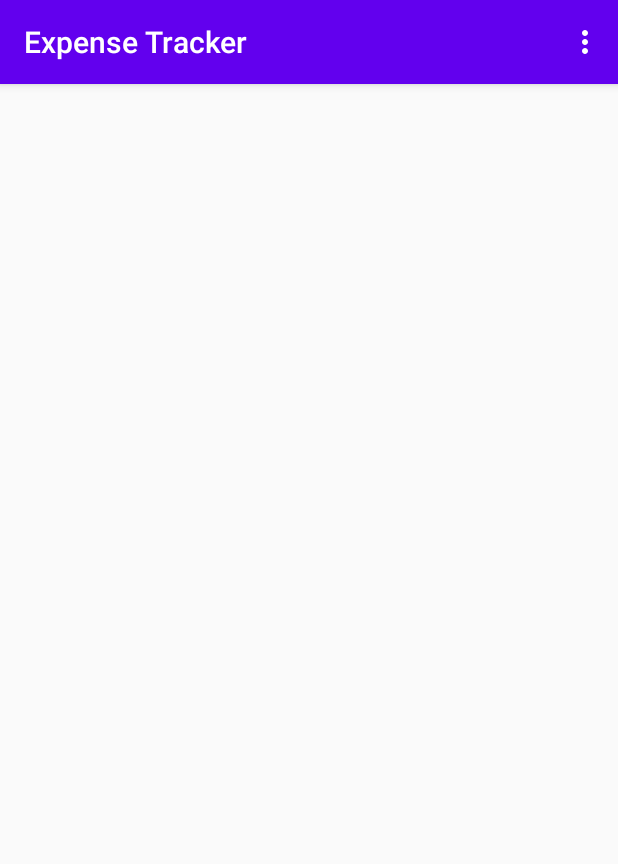
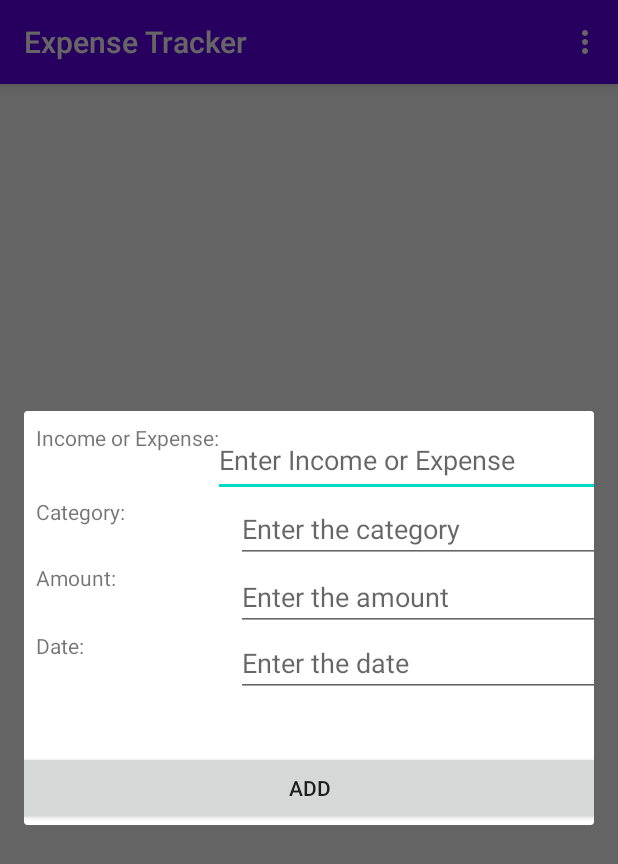
Before and after one commit to juvetao/ExpenseTracker, an Android app: the MoreIncomeExpenseActionsActivity screen opened directly, with no data from a screen before it, in the options menu, after a tap on "Add Income/Expense", on a phone screen of 412 x 824 dp. Shown: the top 864 px of the screen. Run offline under Robolectric (Android 15) with nearby library versions, the phone set to English and light mode, and no system bars; our stand-ins replace Volley; 8 statements that could not run were skipped.

Commit message:
New Activity for More actions of IncomeExpense Add IncomeExpenseDBHelper

```diff
--- a/app/build.gradle
+++ b/app/build.gradle
@@ -34,6 +34,6 @@ dependencies {
     androidTestImplementation 'androidx.test.ext:junit:1.1.1'
     androidTestImplementation 'androidx.test.espresso:espresso-core:3.2.0'
     implementation 'androidx.viewpager:viewpager:1.0.0'
-    implementation 'com.android.support:design:26.1.0'
+    implementation 'com.android.volley:volley:1.1.1'
 
 }
--- a/app/src/main/AndroidManifest.xml
+++ b/app/src/main/AndroidManifest.xml
@@ -25,5 +25,5 @@
             </intent-filter>
         </activity>
     </application>
-
+    <uses-permission android:name="android.permission.INTERNET"/>
 </manifest>
--- a/app/src/main/java/com/example/expensetracker/IncomeExpense.java
+++ /dev/null
@@ -1,5 +0,0 @@
-package com.example.expensetracker;
-
-public enum IncomeExpense {
-    INCOME, EXPENSE;
-}
--- a/app/src/main/java/com/example/expensetracker/MoreIncomeExpenseActionsActivity.java
+++ b/app/src/main/java/com/example/expensetracker/MoreIncomeExpenseActionsActivity.java
@@ -1,16 +1,47 @@
 package com.example.expensetracker;
 
 import androidx.annotation.NonNull;
+import androidx.appcompat.app.AlertDialog;
 import androidx.appcompat.app.AppCompatActivity;
 
 import android.os.Bundle;
+import android.util.Log;
+import android.view.LayoutInflater;
 import android.view.Menu;
-import android.view.MenuInflater;
 import android.view.MenuItem;
+import android.view.View;
 import android.widget.AdapterView;
+import android.widget.ArrayAdapter;
+import android.widget.Button;
+import android.widget.EditText;
+import android.widget.ListView;
+import android.widget.RadioGroup;
 import android.widget.Toast;
 
-public class MoreIncomeExpenseActionsActivity extends AppCompatActivity {
+import com.android.volley.Request;
+import com.android.volley.Response;
+import com.android.volley.toolbox.JsonObjectRequest;
+
+import org.json.JSONException;
+import org.json.JSONObject;
+
+import java.text.DateFormat;
+import java.text.SimpleDateFormat;
+import java.time.LocalDate;
+import java.util.ArrayList;
+import java.util.Date;
+
+public class MoreIncomeExpenseActionsActivity extends AppCompatActivity{
+
+    private IncomeExpenseDBHelper myDBHelper;
+    private ArrayAdapter adp;
+    private ListView income_expense_list;
+    private IncomeExpenseDBHelper myDbHelper;
+
+    private ArrayList<IncomeExpenseModel> incomes_expenses_data;
+
+    //private final static String SERVER_URL = "https://reqres.in/api/";
+
 
     @Override
     protected void onCreate(Bundle savedInstanceState) {
@@ -31,8 +62,58 @@ public class MoreIncomeExpenseActionsActivity extends AppCompatActivity {
         AdapterView.AdapterContextMenuInfo info = (AdapterView.AdapterContextMenuInfo ) item.getMenuInfo();
         switch (item.getItemId()){
             case R.id.add_menu:
-                Toast.makeText(this, "Add", Toast.LENGTH_SHORT).show();
-                //AlertDialog.Builder dialogBuilder = new AlertDialog.Builder();
+//                Toast.makeText(this, "Add", Toast.LENGTH_SHORT).show();
+                AlertDialog.Builder dialogBuilder = new AlertDialog.Builder(this);
+
+                //Inflate View for alertdialog
+                LayoutInflater inflater = getLayoutInflater();
+                View dialogView = inflater.inflate(R.layout.add_income_expense_dialog, null);
+
+                dialogBuilder.setView(dialogView);
+
+                //Declare
+                final EditText income_expense_edit_txt, category_edit_txt, amount_edit_txt, date_edit_txt;
+                final RadioGroup radio_group;
+                Button add_btn;
+
+                //Initialize
+                income_expense_edit_txt = dialogView.findViewById(R.id.income_expense_edit_txt);
+                category_edit_txt = dialogView.findViewById(R.id.category_edit_txt);
+                amount_edit_txt = dialogView.findViewById(R.id.amount_edit_txt);
+                date_edit_txt = dialogView.findViewById(R.id.date_edit_txt);
+                add_btn = dialogView.findViewById(R.id.add_btn);
+                incomes_expenses_data = new ArrayList<>();
+
+                updateViews();
+
+                final IncomeExpenseModel tempIncomeExpense = (IncomeExpenseModel) adp.getItem(info.position);
+
+                //Setters
+                income_expense_edit_txt.setText(tempIncomeExpense.getIncomeExpense().toString());
+                category_edit_txt.setText(tempIncomeExpense.getCategory());
+                amount_edit_txt.setText((int) tempIncomeExpense.getAmount());
+                date_edit_txt.setText(tempIncomeExpense.getDate());
+
+                final AlertDialog addDialog = dialogBuilder.create();
+                addDialog.show();
+
+                add_btn.setOnClickListener(new View.OnClickListener() {
+                    @Override
+                    public void onClick(View v) {
+                        tempIncomeExpense.setIncomeExpense(income_expense_edit_txt.getText().toString());
+                        tempIncomeExpense.setCategory(category_edit_txt.getText().toString());
+                        tempIncomeExpense.setAmount(Double.parseDouble(amount_edit_txt.getText().toString()));
+                        tempIncomeExpense.setDate(Integer.parseInt(date_edit_txt.getText().toString()));
+
+                        myDBHelper.addIncomeExpenseToDb(tempIncomeExpense);
+
+                        Toast.makeText(MoreIncomeExpenseActionsActivity.this, "Added", Toast.LENGTH_SHORT).show();
+                        updateViews();
+
+                        addDialog.hide();
+                    }
+                });
+
             case R.id.search_menu:
                 Toast.makeText(this, "Search", Toast.LENGTH_SHORT).show();
                 break;
@@ -42,4 +123,10 @@ public class MoreIncomeExpenseActionsActivity extends AppCompatActivity {
         }
         return super.onOptionsItemSelected(item);
     }
+
+    private void updateViews(){
+        adp = new ArrayAdapter<IncomeExpenseModel>(this, android.R.layout.simple_list_item_1, myDBHelper.getAllIncomeExpenses());
+        income_expense_list.setAdapter(adp);
+    }
+
 }
--- a/app/src/main/res/layout/activity_create_new_save_goal.xml
+++ b/app/src/main/res/layout/activity_create_new_save_goal.xml
@@ -45,7 +45,7 @@
         android:layout_marginEnd="8dp"
         android:layout_marginRight="8dp"
         android:ems="10"
-        android:hint="@string/amount_edit_txt"
+        android:hint="@string/total_amount_edit_txt"
         android:inputType="numberDecimal"
         app:layout_constraintEnd_toEndOf="parent"
         app:layout_constraintStart_toStartOf="parent"
--- /dev/null
+++ b/app/src/main/res/layout/add_income_expense_dialog.xml
@@ -0,0 +1,128 @@
+<?xml version="1.0" encoding="utf-8"?>
+<androidx.constraintlayout.widget.ConstraintLayout
+    xmlns:android="http://schemas.android.com/apk/res/android"
+    xmlns:app="http://schemas.android.com/apk/res-auto"
+    xmlns:tools="http://schemas.android.com/tools"
+    android:layout_width="match_parent"
+    android:layout_height="match_parent">
+
+    <TextView
+        android:id="@+id/income_expense_txt_view"
+        android:layout_width="127dp"
+        android:layout_height="22dp"
+        android:layout_marginStart="8dp"
+        android:layout_marginLeft="8dp"
+        android:layout_marginTop="8dp"
+        android:text="@string/income_expense_txt_view"
+        app:layout_constraintStart_toStartOf="parent"
+        app:layout_constraintTop_toTopOf="parent" />
+
+    <EditText
+        android:id="@+id/income_expense_edit_txt"
+        android:layout_width="264dp"
+        android:layout_height="49dp"
+        android:layout_marginStart="8dp"
+        android:layout_marginLeft="8dp"
+        android:layout_marginTop="8dp"
+        android:layout_marginEnd="8dp"
+        android:layout_marginRight="8dp"
+        android:ems="10"
+        android:hint="@string/income_expense_edit_txt"
+        android:inputType="textPersonName"
+        app:layout_constraintEnd_toEndOf="parent"
+        app:layout_constraintStart_toEndOf="@+id/income_expense_txt_view"
+        app:layout_constraintTop_toTopOf="parent" />
+
+    <TextView
+        android:id="@+id/category_txt_view"
+        android:layout_width="125dp"
+        android:layout_height="21dp"
+        android:layout_marginStart="8dp"
+        android:layout_marginLeft="8dp"
+        android:text="@string/category_txt_view"
+        app:layout_constraintStart_toStartOf="parent"
+        app:layout_constraintTop_toBottomOf="@+id/income_expense_edit_txt" />
+
+    <EditText
+        android:id="@+id/category_edit_txt"
+        android:layout_width="260dp"
+        android:layout_height="44dp"
+        android:layout_marginStart="8dp"
+        android:layout_marginLeft="8dp"
+        android:layout_marginEnd="8dp"
+        android:layout_marginRight="8dp"
+        android:ems="10"
+        android:hint="@string/category_edit_txt"
+        android:inputType="textPersonName"
+        app:layout_constraintEnd_toEndOf="parent"
+        app:layout_constraintHorizontal_bias="0.0"
+        app:layout_constraintStart_toEndOf="@+id/category_txt_view"
+        app:layout_constraintTop_toBottomOf="@+id/income_expense_edit_txt" />
+
+    <TextView
+        android:id="@+id/amount_txt_view"
+        android:layout_width="125dp"
+        android:layout_height="25dp"
+        android:layout_marginStart="8dp"
+        android:layout_marginLeft="8dp"
+        android:text="@string/amount_txt_view"
+        app:layout_constraintStart_toStartOf="parent"
+        app:layout_constraintTop_toBottomOf="@+id/category_edit_txt" />
+
+    <EditText
+        android:id="@+id/amount_edit_txt"
+        android:layout_width="256dp"
+        android:layout_height="45dp"
+        android:layout_marginStart="8dp"
+        android:layout_marginLeft="8dp"
+        android:layout_marginEnd="8dp"
+        android:layout_marginRight="8dp"
+        android:ems="10"
+        android:hint="@string/amount_edit_txt"
+        android:inputType="numberDecimal"
+        app:layout_constraintEnd_toEndOf="parent"
+        app:layout_constraintHorizontal_bias="0.0"
+        app:layout_constraintStart_toEndOf="@+id/amount_txt_view"
+        app:layout_constraintTop_toBottomOf="@+id/category_edit_txt" />
+
+    <TextView
+        android:id="@+id/date_txt_view"
+        android:layout_width="125dp"
+        android:layout_height="28dp"
+        android:layout_marginStart="8dp"
+        android:layout_marginLeft="8dp"
+        android:text="@string/date_txt_view"
+        app:layout_constraintStart_toStartOf="parent"
+        app:layout_constraintTop_toBottomOf="@+id/amount_edit_txt" />
+
+    <EditText
+        android:id="@+id/date_edit_txt"
+        android:layout_width="260dp"
+        android:layout_height="44dp"
+        android:layout_marginStart="8dp"
+        android:layout_marginLeft="8dp"
+        android:layout_marginEnd="8dp"
+        android:layout_marginRight="8dp"
+        android:ems="10"
+        android:hint="@string/date_edit_txt"
+        android:inputType="number"
+        app:layout_constraintEnd_toEndOf="parent"
+        app:layout_constraintHorizontal_bias="0.0"
+        app:layout_constraintStart_toEndOf="@+id/date_txt_view"
+        app:layout_constraintTop_toBottomOf="@+id/amount_edit_txt" />
+
+    <Button
+        android:id="@+id/add_btn"
+        android:layout_width="408dp"
+        android:layout_height="49dp"
+        android:layout_marginStart="8dp"
+        android:layout_marginLeft="8dp"
+        android:layout_marginTop="36dp"
+        android:layout_marginEnd="8dp"
+        android:layout_marginRight="8dp"
+        android:text="@string/add_btn"
+        app:layout_constraintEnd_toEndOf="parent"
+        app:layout_constraintStart_toStartOf="parent"
+        app:layout_constraintTop_toBottomOf="@+id/date_edit_txt" />
+
+</androidx.constraintlayout.widget.ConstraintLayout>
--- a/app/src/main/res/values/strings.xml
+++ b/app/src/main/res/values/strings.xml
@@ -19,6 +19,18 @@
     <string name="fragment_income_expense">Income/Expense</string>"
     <string name="more_action_btn">More Actions</string>
 
+    <!--    add_income_expense_dialog-->
+    <string name="income_expense_txt_view">Income or Expense:</string>
+    <string name="income_expense_edit_txt">Enter Income or Expense</string>
+    <string name="category_txt_view">Category:</string>
+    <string name="category_edit_txt">Enter the category</string>
+    <string name="amount_txt_view">Amount:</string>
+    <string name="amount_edit_txt">Enter the amount</string>
+    <string name="date_txt_view">Date:</string>
+    <string name="date_edit_txt">Enter the date</string>
+    <string name="add_btn">Add</string>
+
+
     <!--    menu_main-->
     <string name="menu_add">Add Income/Expense</string>
     <string name="menu_search">Search for Income/Expense</string>
@@ -27,7 +39,7 @@
     <!--    activity_create_new_save_goal-->
     <string name="create_save_goal_txt">You are creating a new save goal!</string>
     <string name="goal_name_edit_txt">Enter the name of goal</string>
-    <string name="amount_edit_txt">Enter the total amount</string>
+    <string name="total_amount_edit_txt">Enter the total amount</string>
     <string name="length_of_period_edit_txt">Enter length of period (months)</string>
     <string name="low_amount_reminder_edit_txt">Reminder for low save left (alternative)</string>
     <string name="create_btn">Create</string>
--- a/app/src/main/res/values/styles.xml
+++ b/app/src/main/res/values/styles.xml
@@ -17,4 +17,6 @@
 
     <style name="AppTheme.PopupOverlay" parent="ThemeOverlay.AppCompat.Light" />
 
+"
+
 </resources>
```
Also changed, not shown: app/src/main/java/com/example/expensetracker/IncomeExpenseDBHelper.java (+33 -5 lines), app/src/main/java/com/example/expensetracker/IncomeExpenseModel.java (+7 -11 lines), app/src/main/java/com/example/expensetracker/SaveGoalDBHelper.java (+41 -0 lines), app/src/main/java/com/example/expensetracker/VolleyNetwork.java (added, +37 -0 lines), app/src/main/res/layout/activity_more_actions_for_income_expense.xml (+9 -4 lines).
